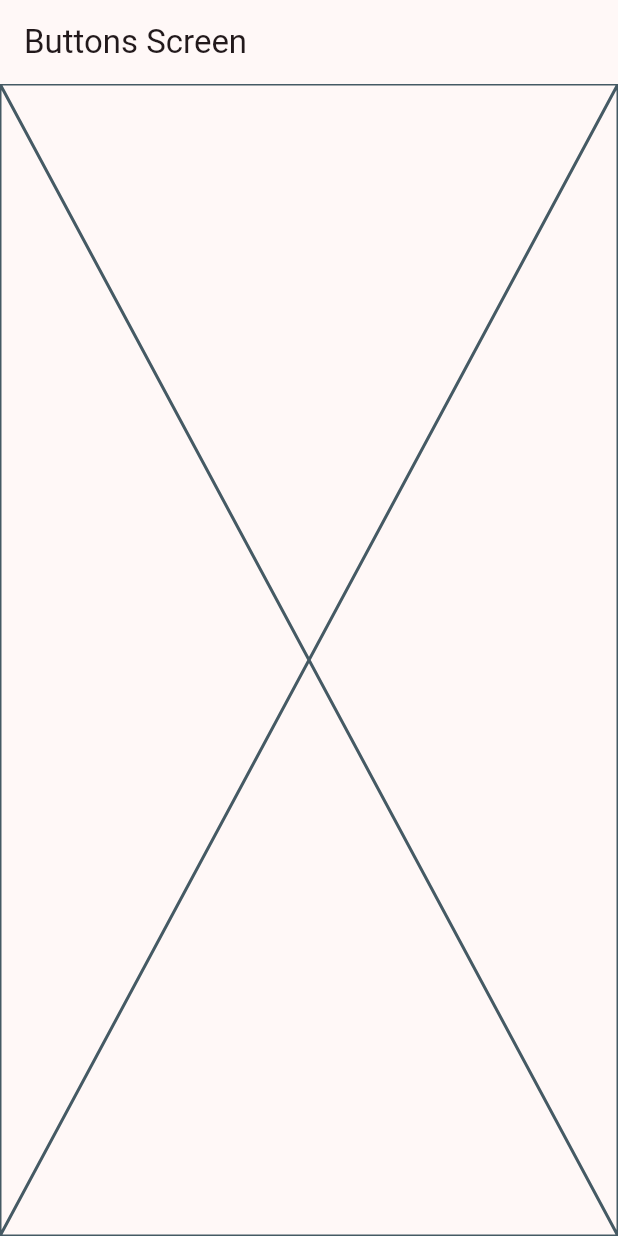
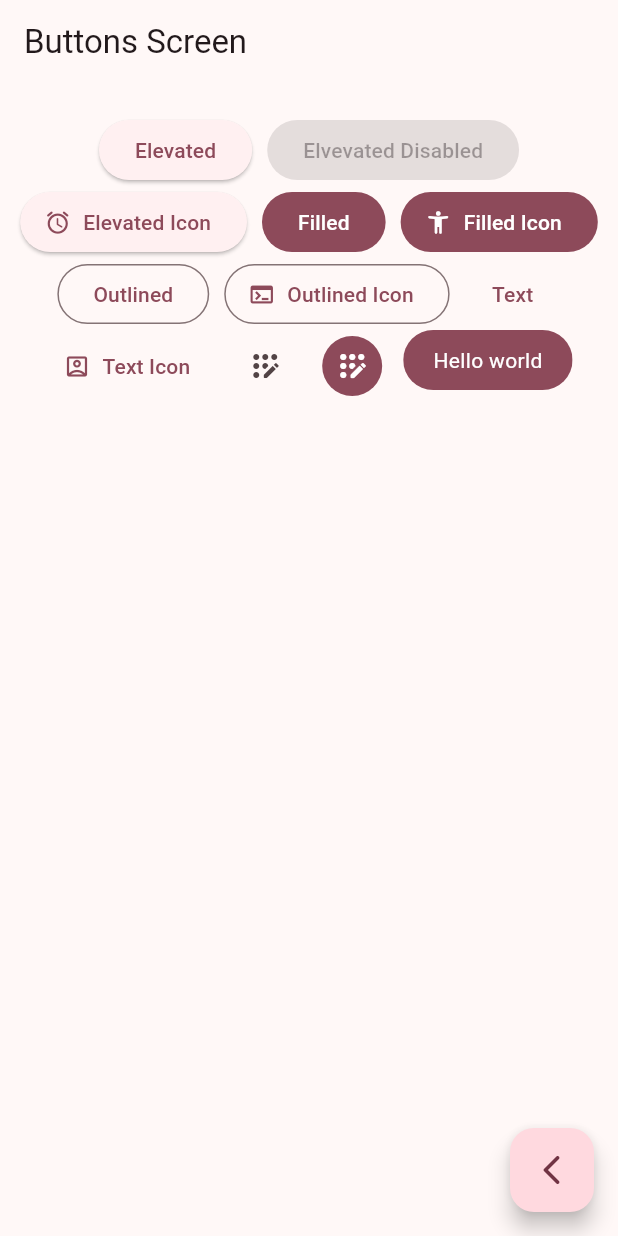
Before and after one commit to Flutter-Course-DDominguez/WidgetsApp, a Flutter app: the ButtonsScreen screen opened by its route, on a phone screen of 412 x 824 dp. Run offline on Flutter 3.47's test engine with Material 3 defaults, Android fonts, the phone set to English and light mode, and no system bars; our stand-ins replace go_router.

Commit message:
Buttons screen finished

```diff
--- a/lib/presentation/screens/buttons/buttons_screen.dart
+++ b/lib/presentation/screens/buttons/buttons_screen.dart
@@ -1,4 +1,5 @@
 import 'package:flutter/material.dart';
+import 'package:go_router/go_router.dart';
 
 class ButtonsScreen extends StatelessWidget {
   static const String name = 'buttons_screen';
@@ -11,7 +12,99 @@ class ButtonsScreen extends StatelessWidget {
       appBar: AppBar(
         title: const Text('Buttons Screen'),
       ),
-      body: const Placeholder(),
+      body: const _ButtonsView(),
+      floatingActionButton: FloatingActionButton(
+        child: const Icon(Icons.arrow_back_ios_rounded),
+        onPressed: () {
+          context.pop();
+        },
+      ),
     );
   }
 }
+
+class _ButtonsView extends StatelessWidget {
+  const _ButtonsView();
+
+  @override
+  Widget build(BuildContext context) {
+    final colors = Theme.of(context).colorScheme;
+
+    return SizedBox(
+      width: double.infinity,
+      child: Padding(
+        padding: const EdgeInsets.symmetric(horizontal: 10, vertical: 20),
+        child: Wrap(
+          spacing: 10,
+          alignment: WrapAlignment.center,
+          children: [
+            ElevatedButton(onPressed: () {}, child: const Text('Elevated')),
+            const ElevatedButton(
+                onPressed: null, child: Text('Elvevated Disabled')),
+            ElevatedButton.icon(
+              onPressed: () {},
+              label: const Text('Elevated Icon'),
+              icon: const Icon(Icons.access_alarm_rounded),
+            ),
+            FilledButton(onPressed: () {}, child: const Text('Filled')),
+            FilledButton.icon(
+              onPressed: () {},
+              label: const Text('Filled Icon'),
+              icon: const Icon(Icons.accessibility_new_rounded),
+            ),
+            OutlinedButton(onPressed: () {}, child: const Text('Outlined')),
+            OutlinedButton.icon(
+              onPressed: () {},
+              label: const Text('Outlined Icon'),
+              icon: const Icon(Icons.terminal),
+            ),
+            TextButton(onPressed: () {}, child: const Text('Text')),
+            TextButton.icon(
+              onPressed: () {},
+              label: const Text('Text Icon'),
+              icon: const Icon(Icons.account_box_outlined),
+            ),
+
+            //TODO: CUSTOM BUTTON
+            IconButton(
+                onPressed: () {},
+                icon: const Icon(Icons.app_registration_rounded)),
+            IconButton(
+              onPressed: () {},
+              icon: const Icon(Icons.app_registration_rounded),
+              style: ButtonStyle(
+                  backgroundColor: WidgetStatePropertyAll(colors.primary),
+                  iconColor: const WidgetStatePropertyAll(Colors.white)),
+            ),
+            const _CustomButton()
+          ],
+        ),
+      ),
+    );
+  }
+}
+
+class _CustomButton extends StatelessWidget {
+  const _CustomButton();
+
+  @override
+  Widget build(BuildContext context) {
+    final colors = Theme.of(context).colorScheme;
+
+    return ClipRRect(
+      borderRadius: BorderRadius.circular(20),
+      child: Material(
+        color: colors.primary,
+        child: InkWell(
+          onTap: () {},
+          child: const Padding(
+              padding: EdgeInsets.symmetric(horizontal: 20, vertical: 10),
+              child: Text(
+                'Hello world',
+                style: TextStyle(color: Colors.white),
+              )),
+        ),
+      ),
+    );
+  }
+}
```
